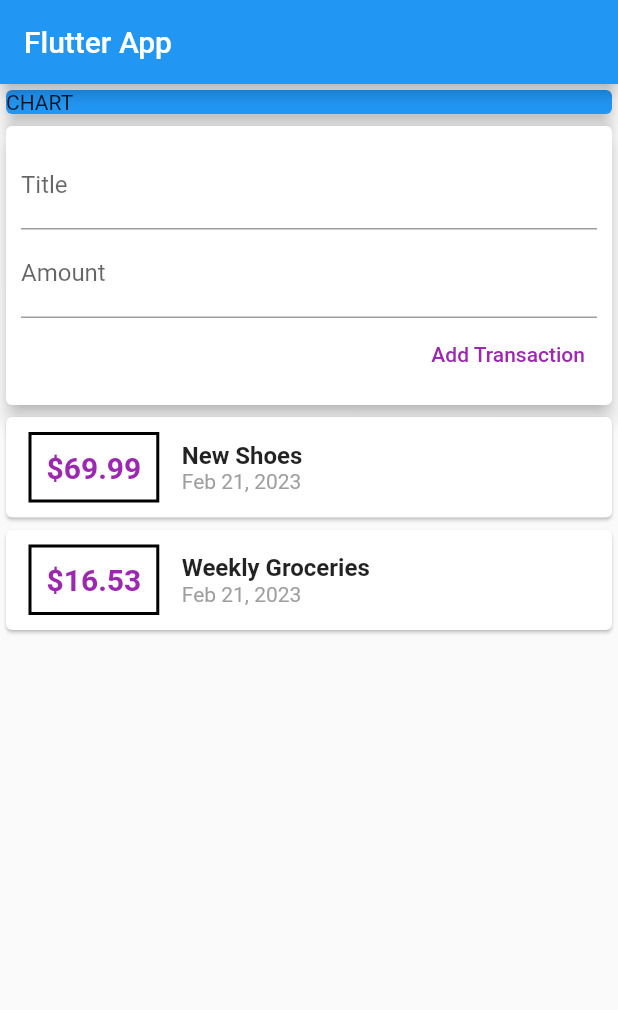
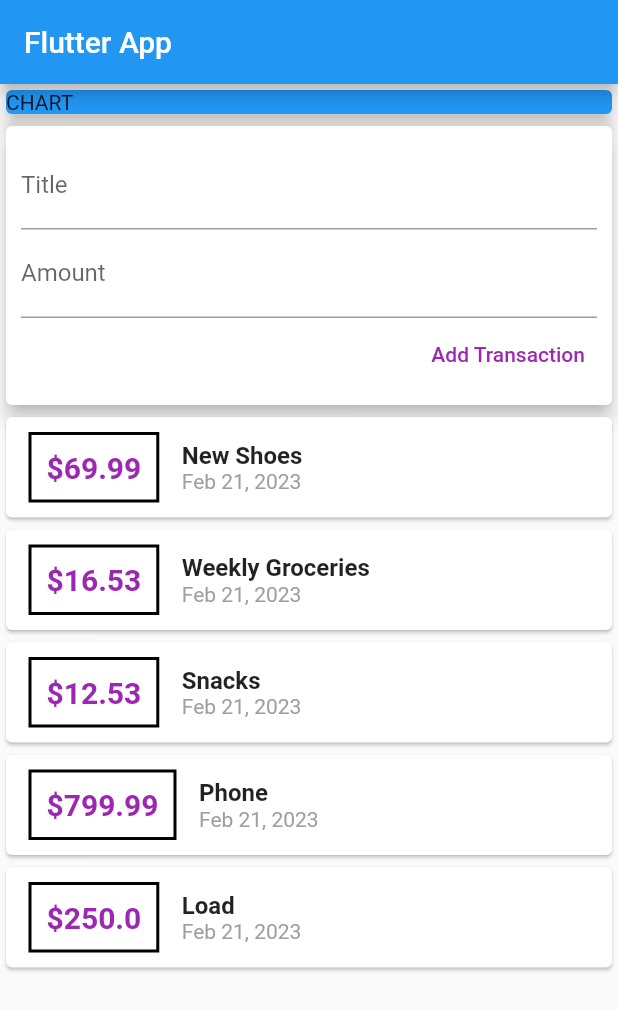
Before and after one commit to mdecosto/flutter_-_dart, a Flutter app: the screen it shows after launch, on a phone screen of 412 x 824 dp. Shown: the top 1010 px of the screen. Run offline on Flutter 3.47's test engine with Material 2 defaults, Android fonts, the phone set to English and light mode, and no system bars.

Commit message:
add scrollable widget

```diff
--- a/flutter_complete_guide/lib/main.dart
+++ b/flutter_complete_guide/lib/main.dart
@@ -23,7 +23,8 @@ class MyHomePage extends StatelessWidget {
       appBar: AppBar(
         title: Text('Flutter App'),
       ),
-      body: Column(
+      body: SingleChildScrollView(
+        child: Column(
           // mainAxisAlignment: MainAxisAlignment.start,
           crossAxisAlignment: CrossAxisAlignment.stretch,
           children: <Widget>[
@@ -38,6 +39,7 @@ class MyHomePage extends StatelessWidget {
             UserTransaction()
           ],
         ),
+      ),
     );
   }
 }
--- a/flutter_complete_guide/lib/widgets/transaction_list.dart
+++ b/flutter_complete_guide/lib/widgets/transaction_list.dart
@@ -10,7 +10,10 @@ class TransactionList extends StatelessWidget {
 
   @override
   Widget build(BuildContext context) {
-    return Column(
+    return Container(
+      height: 439,
+      child: SingleChildScrollView(
+        child: Column(
           children: transactions.map((tx) {
             return Card(
               child: Row(
@@ -57,6 +60,8 @@ class TransactionList extends StatelessWidget {
               ),
             );
           }).toList(),
+        ),
+      ),
     );
   }
 }
--- a/flutter_complete_guide/lib/widgets/user_transaction.dart
+++ b/flutter_complete_guide/lib/widgets/user_transaction.dart
@@ -25,6 +25,24 @@ class _UserTransactionState extends State<UserTransaction> {
       amount: 16.53,
       date: DateTime.now(),
     ),
+    Transaction(
+      id: 't3',
+      title: 'Snacks',
+      amount: 12.53,
+      date: DateTime.now(),
+    ),
+    Transaction(
+      id: 't4',
+      title: 'Phone',
+      amount: 799.99,
+      date: DateTime.now(),
+    ),
+    Transaction(
+      id: 't4',
+      title: 'Load',
+      amount: 250.00,
+      date: DateTime.now(),
+    ),
   ];
 
   void _addNewTransaction(String txTitle, double txAmount) {
```
Lines whose indentation alone changed are shown as unchanged.
